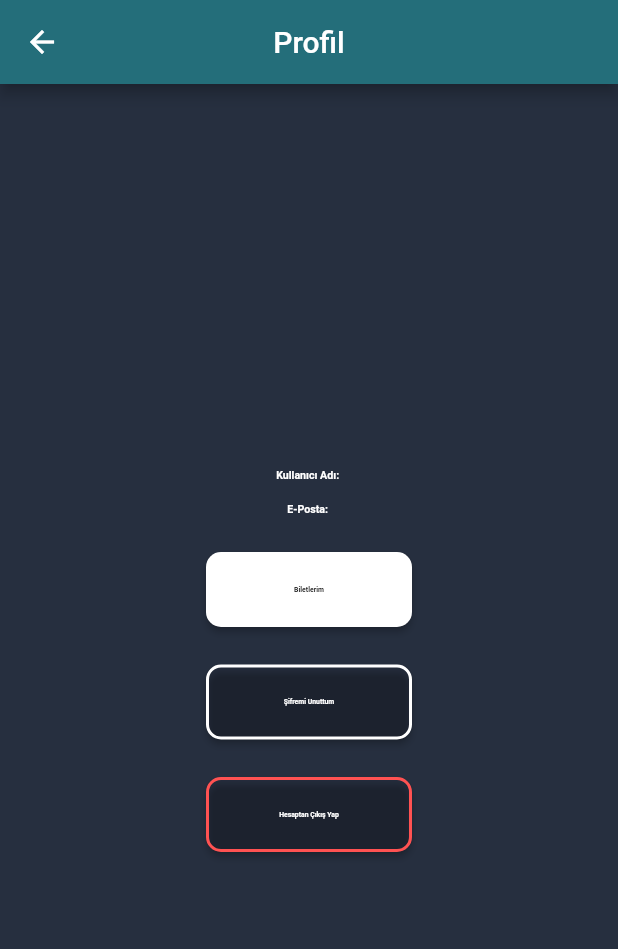
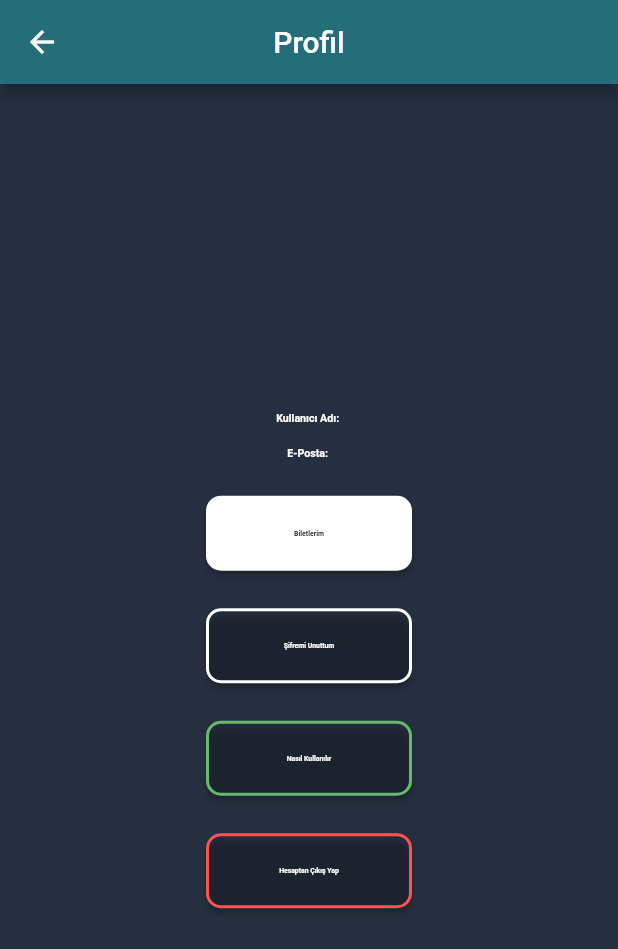
Before and after one commit to Burak-Baylan/proje, a Flutter app: the screen it shows once a user with an empty profile is signed in, after a tap on the "account circle" icon, on a phone screen of 412 x 824 dp. Shown: the top 949 px of the screen. Run offline on Flutter 3.47's test engine with Material 2 defaults, Android fonts, the phone set to English and light mode, and no system bars; our stand-ins replace cloud_firestore, firebase_auth, firebase_core, flutter_mobx, get, google_fonts and 1 more; missing offline and left inert: web_date_picker; accounts and stored records are empty; generated files the repository leaves out were written again.

Commit message:
add: how to use button

```diff
--- a/lib/sayfalar/profile/view/profile_view.dart
+++ b/lib/sayfalar/profile/view/profile_view.dart
@@ -1,5 +1,6 @@
 import 'package:firebase_auth/firebase_auth.dart';
 import 'package:flutter/material.dart';
+import 'package:url_launcher/url_launcher.dart';
 import '../../../extensions/context_extensions.dart';
 import '../../../main.dart';
 import '../../my_tickets/view/my_tickets_view.dart';
@@ -16,6 +17,8 @@ class _ProfileViewState extends State<ProfileView> {
   User? currentUser;
 
   ProfileController profileVm = ProfileController();
+
+  String projectLink = 'https://github.com/Burak-Baylan/proje';
 
   @override
   Widget build(BuildContext context) {
@@ -42,6 +45,8 @@ class _ProfileViewState extends State<ProfileView> {
               buildMyTicketsButton,
               const SizedBox(height: 25),
               buildForgotPasswordButton,
+              const SizedBox(height: 25),
+              howToUseButton,
               const SizedBox(height: 25),
               buildLogoutButton,
             ],
@@ -125,6 +130,24 @@ class _ProfileViewState extends State<ProfileView> {
     );
   }
 
+  Widget get howToUseButton {
+    return SizedBox(
+      width: context.width / 3,
+      child: ElevatedButton(
+        onPressed: () => launchUrl(Uri.parse(projectLink)),
+        style: ElevatedButton.styleFrom(
+          minimumSize: Size(0, 50),
+          primary: Colors.transparent,
+          shape: RoundedRectangleBorder(
+            borderRadius: BorderRadius.circular(10),
+            side: BorderSide(color: Colors.green.shade400, width: 2),
+          ),
+        ),
+        child: getText(text: 'Nasıl Kullanılır'),
+      ),
+    );
+  }
+
   Widget get buildLogoutButton {
     return SizedBox(
       width: context.width / 3,
--- a/lib/widgets/main_page_username_widget.dart
+++ b/lib/widgets/main_page_username_widget.dart
@@ -1,5 +1,6 @@
 import 'package:flutter/material.dart';
 import 'package:flutter_mobx/flutter_mobx.dart';
+import 'package:url_launcher/url_launcher.dart';
 import '../main.dart';
 import '../sayfalar/authenticate/login/view/login_view.dart';
 import '../sayfalar/authenticate/signup/view/signup_view.dart';
@@ -13,10 +14,22 @@ class MainPageUsernameWidget extends StatefulWidget {
 }
 
 class _MainPageUsernameWidgetState extends State<MainPageUsernameWidget> {
+  String projectLink = 'https://github.com/Burak-Baylan/proje';
+
   @override
   Widget build(BuildContext context) {
     return Observer(builder: (context) {
-      return globalVm.isLoggedIn ? usernameWidget() : loginOrSignupWidget();
+      return Row(
+        children: [
+          globalVm.isLoggedIn ? usernameWidget() : loginOrSignupWidget(),
+          const SizedBox(width: 10),
+          IconButton(
+            onPressed: () => launchUrl(Uri.parse(projectLink)),
+            icon: const Icon(Icons.device_unknown),
+          ),
+          const SizedBox(width: 10),
+        ],
+      );
     });
   }
 
@@ -26,10 +39,10 @@ class _MainPageUsernameWidgetState extends State<MainPageUsernameWidget> {
       onTap: () => globalVm.sendToPage(context, ProfileView()),
       child: Row(
         children: [
-          Icon(Icons.account_circle),
-          SizedBox(width: 5),
+          const Icon(Icons.account_circle),
+          const SizedBox(width: 5),
           Text(user.displayName!),
-          SizedBox(width: 10),
+          const SizedBox(width: 10),
         ],
       ),
     );
@@ -41,27 +54,27 @@ class _MainPageUsernameWidgetState extends State<MainPageUsernameWidget> {
         InkWell(
           onTap: () => globalVm.sendToPage(context, LoginView()),
           child: Row(
-            children: [
+            children: const [
               Icon(Icons.login),
               SizedBox(width: 5),
               Text('Login'),
             ],
           ),
         ),
-        SizedBox(width: 10),
+        const SizedBox(width: 10),
         Text('or'),
-        SizedBox(width: 10),
+        const SizedBox(width: 10),
         InkWell(
           onTap: () => globalVm.sendToPage(context, SignupView()),
           child: Row(
-            children: [
+            children: const [
               Icon(Icons.person_add),
               SizedBox(width: 5),
               Text('Signup'),
             ],
           ),
         ),
-        SizedBox(width: 10),
+        const SizedBox(width: 10),
       ],
     );
   }
```
